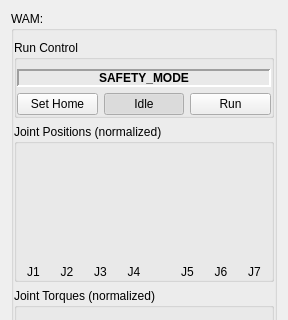
Above: rqt_barrett/src/rqt_barrett/barrett_dashboard.ui from jhu-lcsr/orocos_barrett before the change; both pictures show x 0 to 288 and y 0 to 320 of the 288 by 557 pixel window. Below: the same form after it.
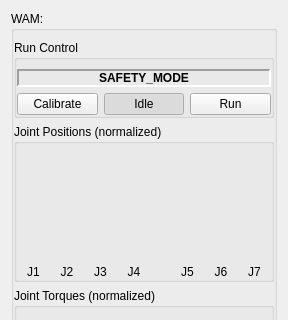
That is the form after the change. Custom widgets are drawn as their Qt base class.

Commit message: adding homing introspection

Patch:
```diff
--- a/rqt_barrett/src/rqt_barrett/barrett_dashboard.ui
+++ b/rqt_barrett/src/rqt_barrett/barrett_dashboard.ui
@@ -90,7 +90,7 @@
               </size>
              </property>
              <property name="text">
-              <string>Set Home</string>
+              <string>Calibrate</string>
              </property>
             </widget>
            </item>
```
The commit also changes 1 other file.
